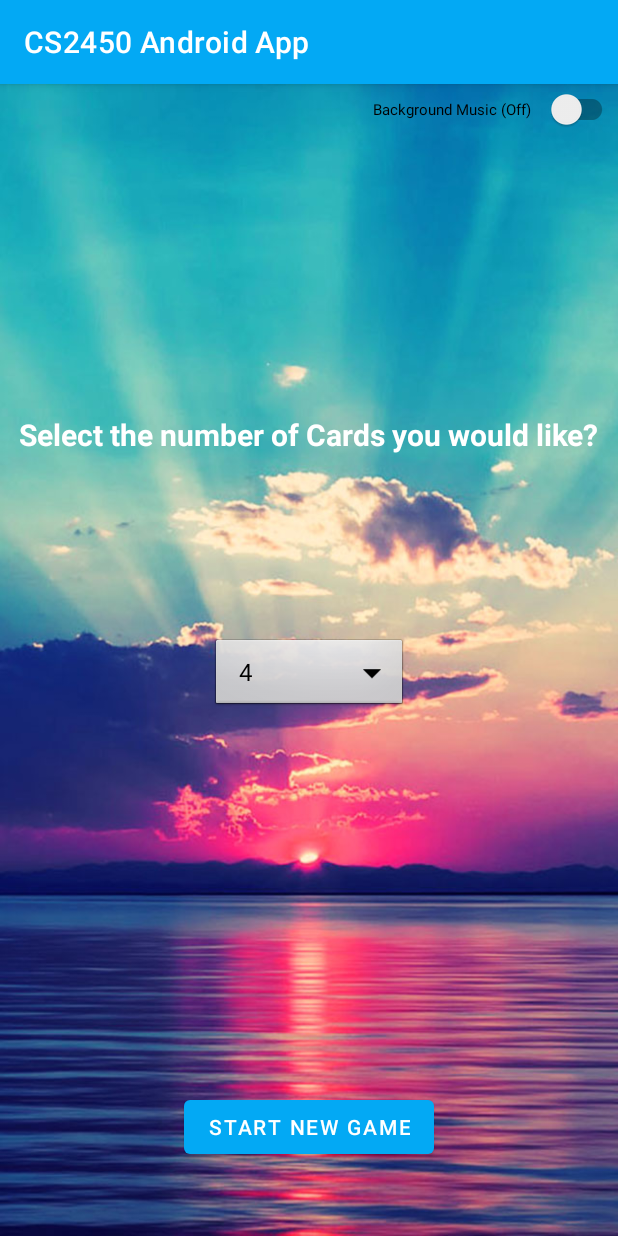
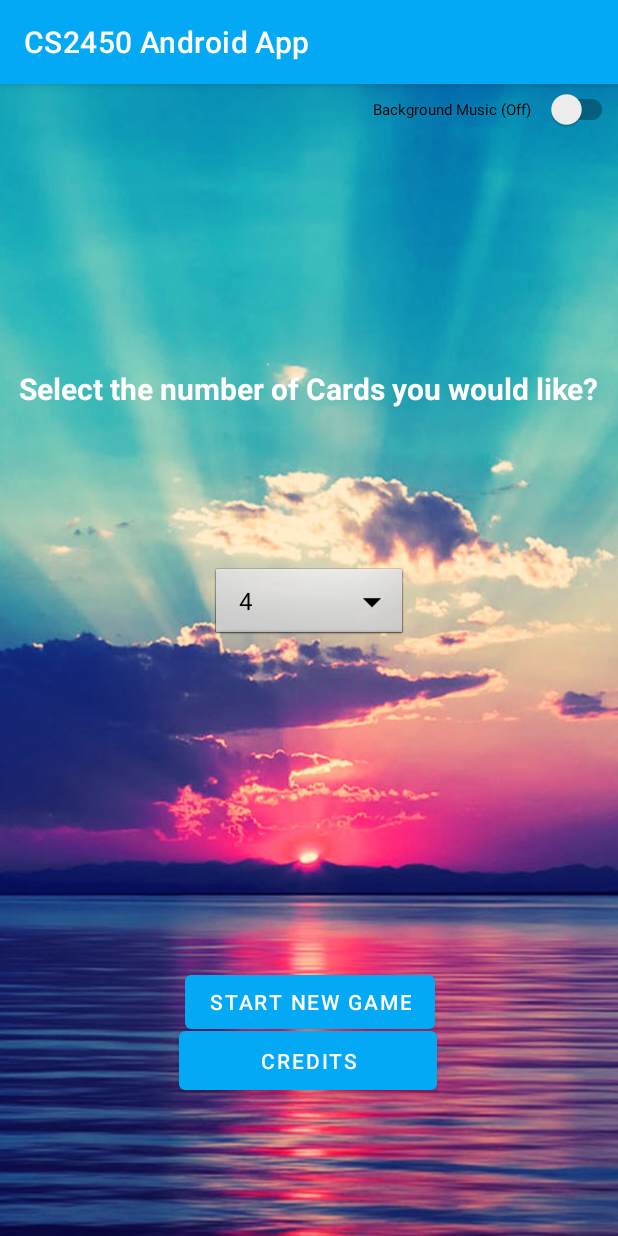
Before and after one commit to hamhead1005/CS2450-Android-Project, an Android app: the screen it shows after launch (MainMenu), on a phone screen of 412 x 824 dp. Run offline under Robolectric (Android 15) with nearby library versions, the phone set to English and light mode, and no system bars.

Commit message:
Added Credits

```diff
--- a/app/src/main/java/com/example/cs2450androidapp/MainMenu.java
+++ b/app/src/main/java/com/example/cs2450androidapp/MainMenu.java
@@ -79,5 +79,15 @@
                 }
             }
         });
+
+        //For Credits Button
+        Button creditsButton = (Button) findViewById(R.id.creditsButton);
+        creditsButton.setOnClickListener(new View.OnClickListener() {
+            @Override
+            public void onClick(View view) {
+                Intent i = new Intent(MainMenu.this, Credits.class);
+                startActivity(i);
+            }
+        });
     }
     }
--- a/app/src/main/res/layout/activity_main_menu.xml
+++ b/app/src/main/res/layout/activity_main_menu.xml
@@ -28,9 +28,10 @@
         android:text="@string/StartGame"
         app:layout_constraintBottom_toBottomOf="parent"
         app:layout_constraintEnd_toEndOf="parent"
+        app:layout_constraintHorizontal_bias="0.504"
         app:layout_constraintStart_toStartOf="parent"
         app:layout_constraintTop_toBottomOf="@+id/musicSwitchMenu"
-        app:layout_constraintVertical_bias="0.929" />
+        app:layout_constraintVertical_bias="0.808" />
 
     <Spinner
         android:id="@+id/spinner"
@@ -51,10 +52,10 @@
         android:layout_height="wrap_content"
         android:fontFamily="sans-serif"
         android:text="@string/GameSizeSelection"
+        android:textColor="@color/white"
         android:textSize="20sp"
         android:textStyle="bold"
         android:typeface="serif"
-        android:textColor="@color/white"
         app:layout_constraintBottom_toTopOf="@+id/spinner"
         app:layout_constraintEnd_toEndOf="parent"
         app:layout_constraintHorizontal_bias="0.492"
@@ -62,4 +63,20 @@
         app:layout_constraintTop_toTopOf="parent"
         app:layout_constraintVertical_bias="0.646" />
 
+    <Button
+        android:id="@+id/creditsButton"
+        android:layout_width="172dp"
+        android:layout_height="51dp"
+        android:layout_marginStart="122dp"
+        android:layout_marginLeft="122dp"
+        android:layout_marginTop="607dp"
+        android:layout_marginEnd="123dp"
+        android:layout_marginRight="123dp"
+        android:layout_marginBottom="73dp"
+        android:text="Credits"
+        app:layout_constraintBottom_toBottomOf="parent"
+        app:layout_constraintEnd_toEndOf="parent"
+        app:layout_constraintStart_toStartOf="parent"
+        app:layout_constraintTop_toTopOf="parent" />
+
 </androidx.constraintlayout.widget.ConstraintLayout>
```
Also changed, not shown: app/src/main/AndroidManifest.xml (+10 -7 lines), app/src/main/java/com/example/cs2450androidapp/Credits.java (added, +34 -0 lines), app/src/main/res/layout/activity_credits.xml (added, +117 -0 lines).
